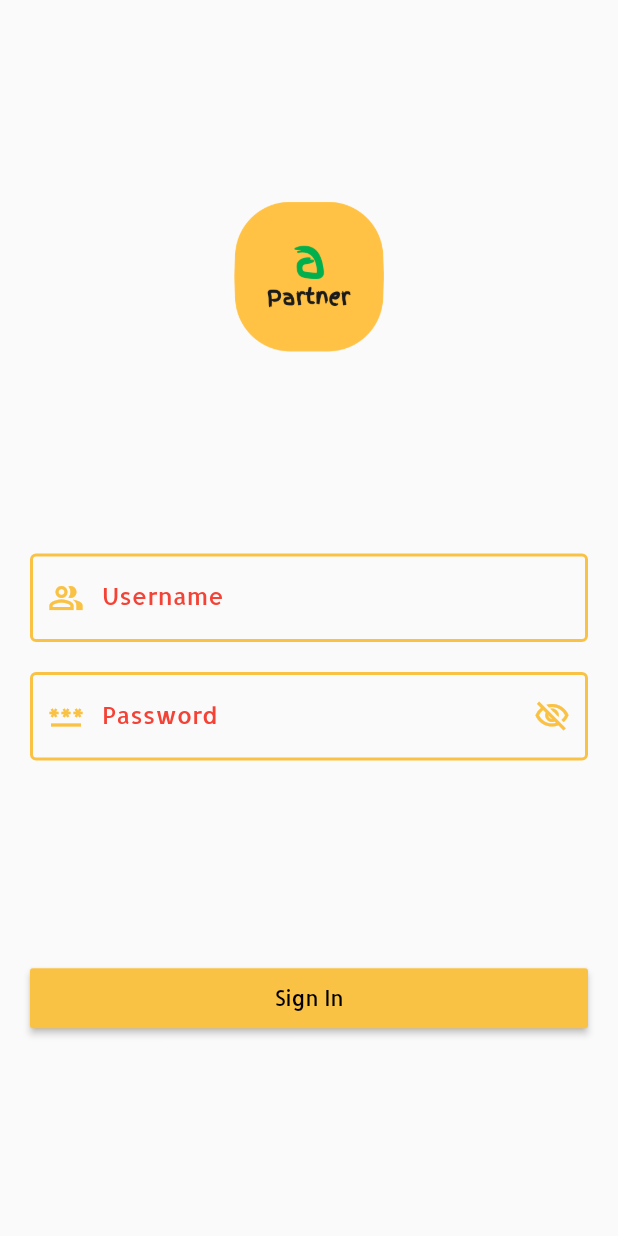
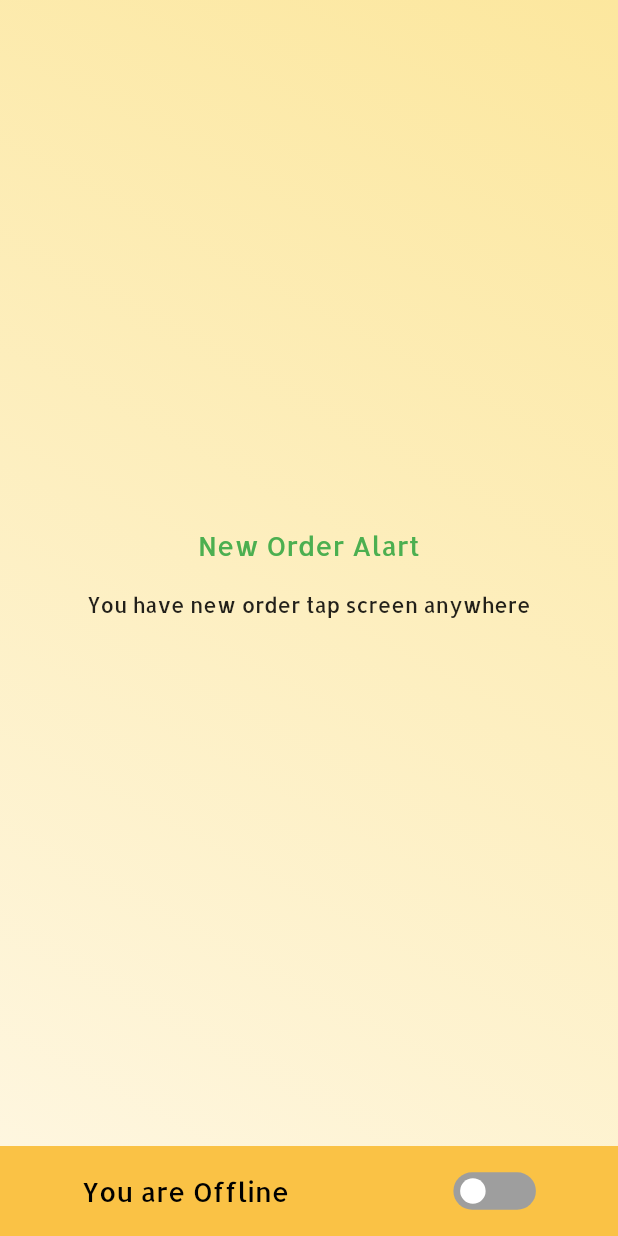
Before and after one commit to Tanvirul-swe/Anun-partner, a Flutter app: the screen it shows after launch, after a tap on "Sign In", on a phone screen of 412 x 824 dp. Run offline on Flutter 3.47's test engine with Material 2 defaults, Android fonts, the phone set to English and light mode, and no system bars; drawn by our look-alikes of flutter_switch.

Commit message:
add new UI

```diff
--- a/lib/Constant/reusable_textfield.dart
+++ b/lib/Constant/reusable_textfield.dart
@@ -8,15 +8,15 @@ const UsernameTextFieldDecoration = InputDecoration(
     color: green,
   ),
   focusedBorder: OutlineInputBorder(
-    borderSide: const BorderSide(color: Color(0xFFFAC245), width: 2.0),
+    borderSide: BorderSide(color: Color(0xFFFAC245), width: 2.0),
   ),
   enabledBorder: OutlineInputBorder(
-    borderSide: const BorderSide(color: Color(0xFFFAC245), width: 2.0),
+    borderSide:  BorderSide(color: Color(0xFFFAC245), width: 2.0),
   ),
   label: Text(
     'Username',
     style: TextStyle(
-      color: Colors.red,
+      color: Colors.black,
       fontFamily: 'Allerta',
     ),
   ),
@@ -32,16 +32,22 @@ const PasswordTextFieldDecoration = InputDecoration(
     color: Color(0xFFFAC245),
   ),
   focusedBorder: OutlineInputBorder(
-    borderSide: const BorderSide(color: Color(0xFFFAC245), width: 2.0),
+    borderSide:  BorderSide(color: Color(0xFFFAC245), width: 2.0),
   ),
   enabledBorder: OutlineInputBorder(
-    borderSide: const BorderSide(color: Color(0xFFFAC245), width: 2.0),
+    borderSide:  BorderSide(color: Color(0xFFFAC245), width: 2.0),
   ),
   label: Text(
     'Password',
     style: TextStyle(
-      color: Colors.red,
+      color: Colors.black,
       fontFamily: 'Allerta',
     ),
   ),
 );
+
+const Ktextstyle = TextStyle(
+  color: black,
+  fontFamily: 'Allerta',
+  fontSize: 18,
+);
--- a/lib/main.dart
+++ b/lib/main.dart
@@ -11,6 +11,7 @@ class AppRoot extends StatelessWidget {
     return const MaterialApp(
       debugShowCheckedModeBanner: false,
       home: Login(),
+
     );
   }
 }
--- /dev/null
+++ b/lib/screen/home_screen.dart
@@ -0,0 +1,83 @@
+import 'package:anun_partner/Constant/custom_color.dart';
+import 'package:anun_partner/Constant/reusable_textfield.dart';
+import 'package:flutter/cupertino.dart';
+import 'package:flutter/material.dart';
+import 'package:flutter_switch/flutter_switch.dart';
+
+class Home extends StatefulWidget {
+  const Home({Key? key}) : super(key: key);
+
+  @override
+  State<Home> createState() => _HomeState();
+}
+
+class _HomeState extends State<Home> {
+  bool status = false;
+  @override
+  Widget build(BuildContext context) {
+    return Scaffold(
+      body: Column(
+          children:[
+        Expanded(
+            child: InkWell(
+              onTap: (){
+                print('Clicked');
+              },
+              child: Container(
+          width: double.infinity,
+          decoration: BoxDecoration(
+                gradient: LinearGradient(
+                    begin: Alignment.topRight,
+                    end: Alignment.bottomLeft,
+                    colors: [Color(0xFFFCE79E), Color(0xFFFEF6DF)])),
+          child: Column(
+              mainAxisAlignment: MainAxisAlignment.center,
+              children: [
+                Text(
+                  'New Order Alart',
+                  style: Ktextstyle.copyWith(color: Colors.green),
+                ),
+                SizedBox(
+                  height: 20,
+                ),
+                Text(
+                  'You have new order tap screen anywhere',
+                  style: TextStyle(
+                    fontFamily: 'Allerta',
+                  ),
+                ),
+              ],
+          ),
+        ),
+            )),
+        Container(
+          height: 60,
+          color: green,
+          child: Row(
+            mainAxisAlignment: MainAxisAlignment.spaceAround,
+            children: [
+              status == true
+                  ? const Text(
+                      'You are Online',
+                      style: Ktextstyle,
+                    )
+                  : const Text('You are Offline', style: Ktextstyle),
+              FlutterSwitch(
+                width: 55.0,
+                height: 25.0,
+                valueFontSize: 12.0,
+                toggleSize: 18.0,
+                value: status,
+                onToggle: (val) {
+                  setState(() {
+                    status = val;
+                  });
+                },
+              ),
+            ],
+          ),
+        ),
+      ]),
+    );
+  }
+}
--- a/lib/screen/login_screen.dart
+++ b/lib/screen/login_screen.dart
@@ -1,5 +1,6 @@
 import 'package:anun_partner/Constant/custom_color.dart';
 import 'package:anun_partner/Constant/reusable_textfield.dart';
+import 'package:anun_partner/screen/home_screen.dart';
 import 'package:flutter/material.dart';
 
 class Login extends StatelessWidget {
@@ -36,13 +37,16 @@ class Login extends StatelessWidget {
             minWidth: double.infinity,
             color: green,
             textColor: black,
-            child: Text(
+            child: const Text(
               "Sign In",
               style: TextStyle(
                 fontFamily: "Allerta",
+                fontSize: 17,
               ),
             ),
-            onPressed: () => {},
+            onPressed: () => {
+              Navigator.push( context, MaterialPageRoute(builder: (context)=>const Home()))
+            },
             splashColor: read,
           )
         ],
--- a/pubspec.yaml
+++ b/pubspec.yaml
@@ -29,7 +29,7 @@ environment:
 dependencies:
   flutter:
     sdk: flutter
-
+  flutter_switch: ^0.3.2
 
 
   # The following adds the Cupertino Icons font to your application.
```
Also changed, not shown: lib/Constant/custom_color.dart (line endings or trailing spaces), pubspec.lock.
